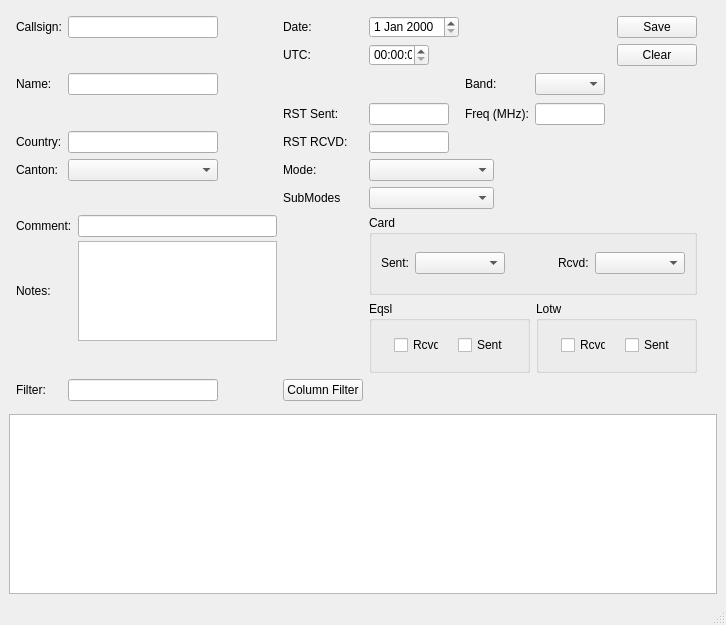
Punki/KissXPLog, file KissXPLog/logger_gui.ui: the form before one commit.
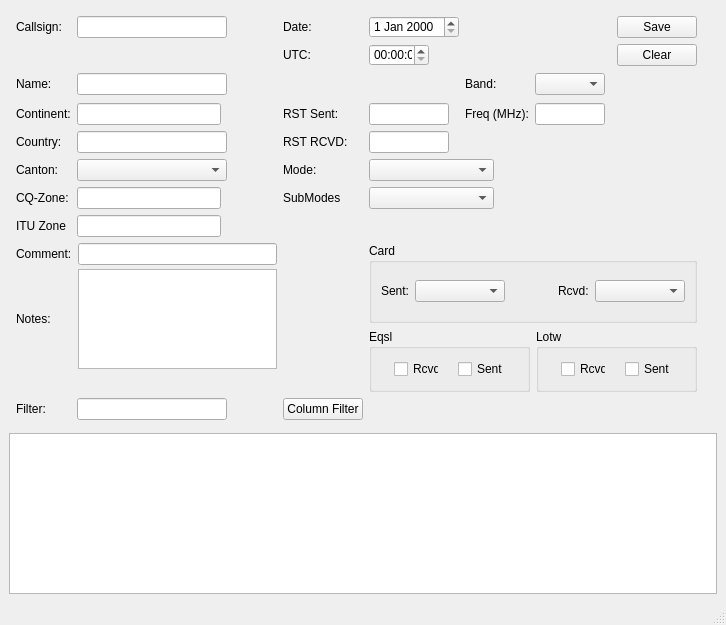
The form after the commit.

```diff
--- a/KissXPLog/logger_gui.ui
+++ b/KissXPLog/logger_gui.ui
@@ -788,22 +788,6 @@
         </property>
        </widget>
       </item>
-      <item row="5" column="3">
-       <spacer name="horizontalSpacer_6">
-        <property name="orientation">
-         <enum>Qt::Horizontal</enum>
-        </property>
-        <property name="sizeType">
-         <enum>QSizePolicy::Maximum</enum>
-        </property>
-        <property name="sizeHint" stdset="0">
-         <size>
-          <width>20</width>
-          <height>20</height>
-         </size>
-        </property>
-       </spacer>
-      </item>
       <item row="3" column="5">
        <widget class="QLabel" name="lb_utc">
         <property name="minimumSize">
@@ -1064,6 +1048,105 @@
         </item>
        </layout>
       </item>
+      <item row="5" column="1">
+       <widget class="QLabel" name="lb_continent">
+        <property name="font">
+         <font>
+          <pointsize>9</pointsize>
+         </font>
+        </property>
+        <property name="text">
+         <string>Continent:</string>
+        </property>
+       </widget>
+      </item>
+      <item row="5" column="2">
+       <widget class="QLineEdit" name="le_continent">
+        <property name="minimumSize">
+         <size>
+          <width>0</width>
+          <height>22</height>
+         </size>
+        </property>
+        <property name="maximumSize">
+         <size>
+          <width>150</width>
+          <height>22</height>
+         </size>
+        </property>
+        <property name="font">
+         <font>
+          <pointsize>9</pointsize>
+         </font>
+        </property>
+       </widget>
+      </item>
+      <item row="9" column="1">
+       <widget class="QLabel" name="lb_cq">
+        <property name="font">
+         <font>
+          <pointsize>9</pointsize>
+         </font>
+        </property>
+        <property name="text">
+         <string>CQ-Zone:</string>
+        </property>
+       </widget>
+      </item>
+      <item row="10" column="1">
+       <widget class="QLabel" name="lb_itu">
+        <property name="font">
+         <font>
+          <pointsize>9</pointsize>
+         </font>
+        </property>
+        <property name="text">
+         <string>ITU Zone</string>
+        </property>
+       </widget>
+      </item>
+      <item row="9" column="2">
+       <widget class="QLineEdit" name="le_cq">
+        <property name="minimumSize">
+         <size>
+          <width>0</width>
+          <height>22</height>
+         </size>
+        </property>
+        <property name="maximumSize">
+         <size>
+          <width>150</width>
+          <height>22</height>
+         </size>
+        </property>
+        <property name="font">
+         <font>
+          <pointsize>9</pointsize>
+         </font>
+        </property>
+       </widget>
+      </item>
+      <item row="10" column="2">
+       <widget class="QLineEdit" name="le_itu">
+        <property name="minimumSize">
+         <size>
+          <width>0</width>
+          <height>22</height>
+         </size>
+        </property>
+        <property name="maximumSize">
+         <size>
+          <width>150</width>
+          <height>22</height>
+         </size>
+        </property>
+        <property name="font">
+         <font>
+          <pointsize>9</pointsize>
+         </font>
+        </property>
+       </widget>
+      </item>
      </layout>
     </item>
     <item>
```
Left out of the diff: 2 changed lines with no effect on the pictures.
